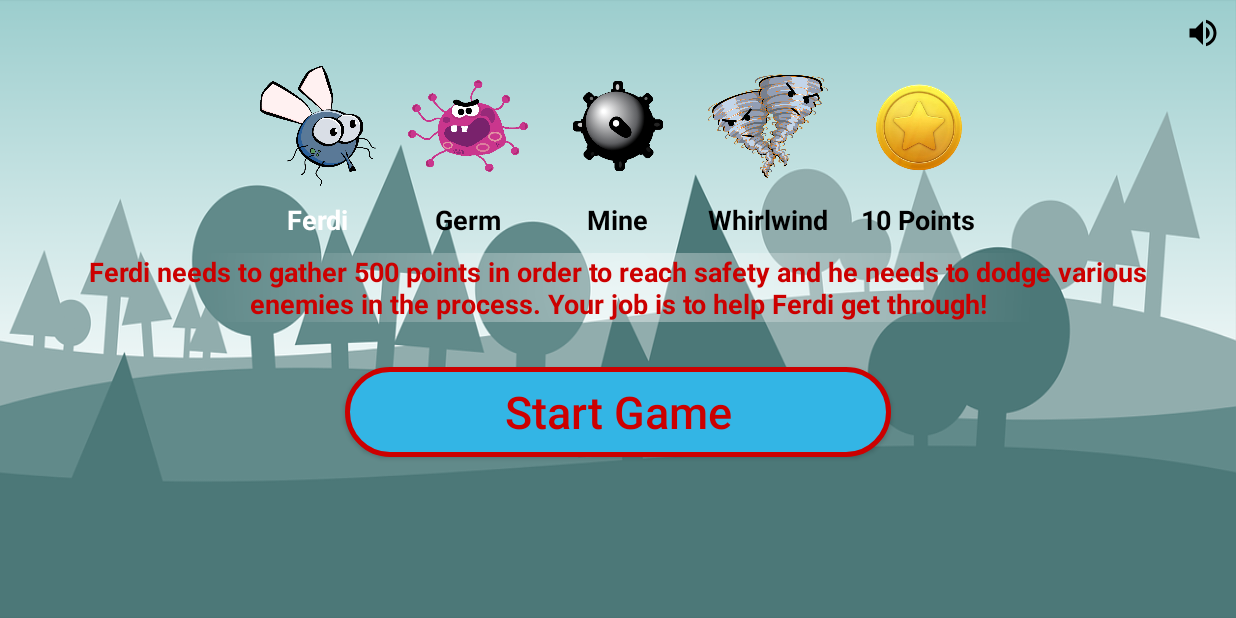
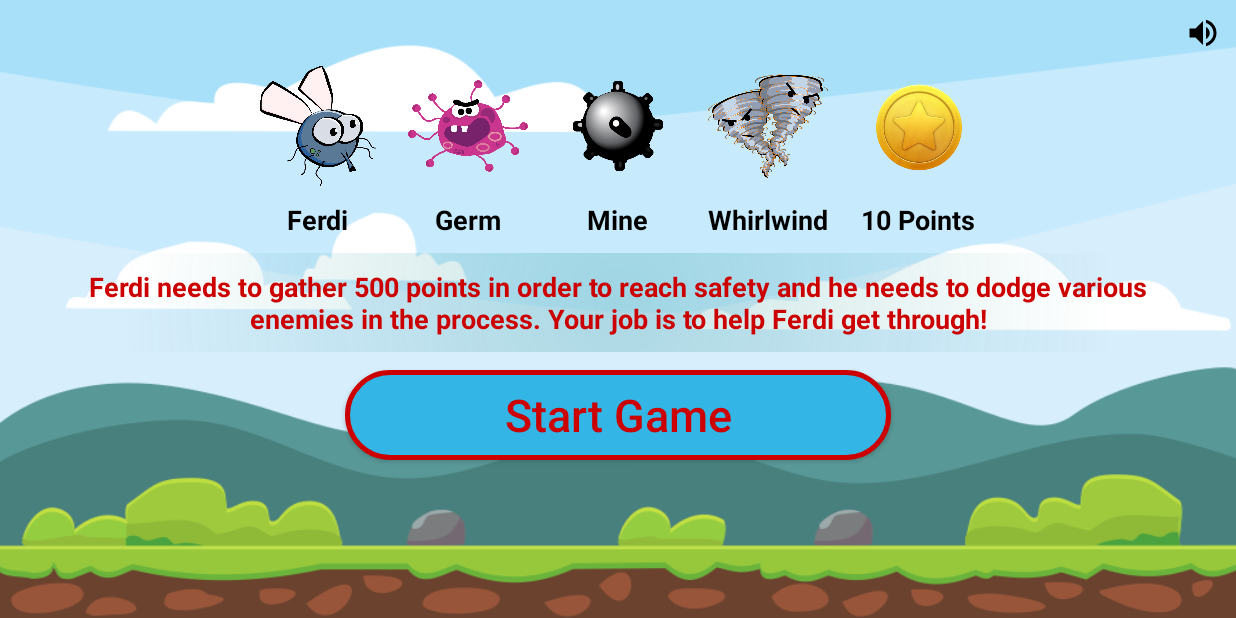
Before and after one commit to dennisbr3003/ferdithefly, an Android app: the screen it shows after launch (MainActivity), on a phone screen of 824 x 412 dp (held sideways). Run offline under Robolectric (Android 15) with nearby library versions, the phone set to English and light mode, and no system bars.

Commit message:
Backgroung/gradient

```diff
--- a/app/src/main/res/drawable/textview_gradient.xml
+++ b/app/src/main/res/drawable/textview_gradient.xml
@@ -2,7 +2,7 @@
 <shape xmlns:android="http://schemas.android.com/apk/res/android">
     <gradient
         android:type="radial"
-        android:gradientRadius="600%p"
-        android:startColor="#66FFFFFF"
+        android:gradientRadius="500%p"
+        android:startColor="#33008080"
         android:endColor="@android:color/transparent" />
 </shape>
--- a/app/src/main/res/layout/activity_main.xml
+++ b/app/src/main/res/layout/activity_main.xml
@@ -5,7 +5,7 @@
     android:layout_width="match_parent"
     android:layout_height="match_parent"
     tools:context=".MainActivity"
-    android:background="@drawable/background1"
+    android:background="@drawable/bg001"
     android:orientation="vertical">
 
 <ImageView
@@ -41,7 +41,7 @@
                 android:text="Ferdi"
                 android:textStyle="bold"
                 android:textSize="18sp"
-                android:textColor="@color/white"
+                android:textColor="@color/black"
                 android:layout_gravity="center"/>
 
         </LinearLayout>
@@ -146,6 +146,8 @@
         android:layout_marginStart="50dp"
         android:layout_marginEnd="50dp"
         android:layout_marginTop="10dp"
+        android:paddingBottom="10dp"
+        android:paddingTop="10dp"
         android:textColor="@android:color/holo_red_dark"
         android:background="@drawable/textview_gradient"
         android:textStyle="bold"
@@ -158,7 +160,7 @@
         android:layout_width="match_parent"
         android:layout_height="60dp"
         android:layout_marginStart="230dp"
-        android:layout_marginTop="30dp"
+        android:layout_marginTop="12dp"
         android:layout_marginEnd="230dp"
         android:background="@drawable/button_background"
         android:text="Start Game"
```
Also changed, not shown: app/src/main/res/drawable-hdpi/background1.png (deleted), app/src/main/res/drawable-hdpi/bg001.png (added), app/src/main/res/drawable-mdpi/background1.png (deleted), app/src/main/res/drawable-mdpi/bg001.png (added), app/src/main/res/drawable-v24/background1.png (deleted), app/src/main/res/drawable-v24/bg001.png (added), app/src/main/res/drawable-xhdpi/background1.png (deleted), app/src/main/res/drawable-xhdpi/bg001.png (added), app/src/main/res/drawable-xxhdpi/background1.png (deleted), app/src/main/res/drawable-xxhdpi/bg001.png (added), app/src/main/res/drawable-xxxhdpi/bg001.png (added).
